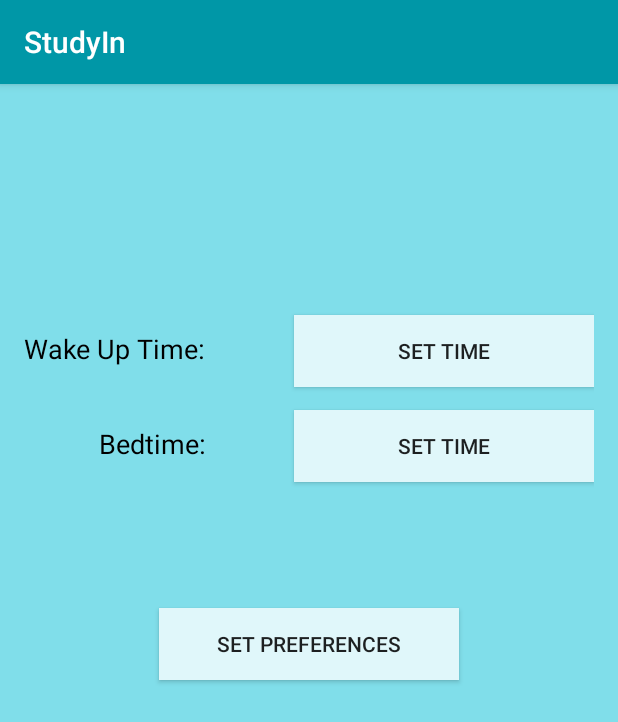
After one commit to alysfield/StudyIn, an Android app: the PreferencesActivity screen opened directly, with no data from a screen before it, on a phone screen of 412 x 824 dp. The commit adds this screen. Shown: the top 722 px of the screen. Run offline under Robolectric (Android 15) with nearby library versions, the phone set to English and light mode, and no system bars.

Commit message:
Integrated preferences activity

```diff
--- a/app/src/main/AndroidManifest.xml
+++ b/app/src/main/AndroidManifest.xml
@@ -33,6 +33,7 @@
         <activity
             android:name=".SolusLoginActivity"
             android:label="@string/title_activity_solus_login"></activity>
+        <activity android:name=".PreferencesActivity"></activity>
     </application>
 
 </manifest>
--- /dev/null
+++ b/app/src/main/java/yse/studyin/PreferencesActivity.java
@@ -0,0 +1,109 @@
+package yse.studyin;
+
+import android.app.Dialog;
+import android.app.TimePickerDialog;
+import android.os.Bundle;
+import android.support.v7.app.AppCompatActivity;
+import android.view.View;
+import android.widget.Button;
+import android.widget.TimePicker;
+
+public class PreferencesActivity extends AppCompatActivity {
+
+    // Bedtime Button
+    static final int BEDTIME_DIALOG_ID = 0;
+    Button Bedtime;
+    int bHour;
+    int bMinute;
+
+    // Wake Up Button
+    static final int WAKETIME_DIALOG_ID = 1;
+    Button Waketime;
+    int wHour;
+    int wMinute;
+
+
+    @Override
+    protected void onCreate(Bundle savedInstanceState) {
+        super.onCreate(savedInstanceState);
+        setContentView(R.layout.activity_preferences);
+
+        showBedtimeOnClick();
+        showWaketimeOnClick();
+    }
+
+    @Override
+    protected Dialog onCreateDialog(int ID){
+        if(ID == BEDTIME_DIALOG_ID)
+            return new TimePickerDialog(this, timeListener, bHour, bMinute, false);
+        if(ID == WAKETIME_DIALOG_ID)
+            return new TimePickerDialog(this, wTimeListener, wHour, wMinute,false);
+        return null;
+    }
+
+    // SET BEDTIME -------------------------------
+    public void showBedtimeOnClick(){
+        Bedtime = (Button) findViewById(R.id.button7);
+        Bedtime.setOnClickListener(new View.OnClickListener(){
+            @Override
+            public void onClick(View v){
+                showDialog(BEDTIME_DIALOG_ID);
+            }
+        });
+    }
+
+    private TimePickerDialog.OnTimeSetListener timeListener =
+            new TimePickerDialog.OnTimeSetListener(){
+                @Override
+                public void onTimeSet(TimePicker view, int bHrNum, int bMinNum){
+                    String AM_PM;
+                    if(bHrNum < 12){
+                        AM_PM = "AM";
+                        bHour = bHrNum;
+                    } else {
+                        AM_PM = "PM";
+                        bHour = bHrNum - 12;
+                    }
+                    bMinute = bMinNum;
+
+                    // Change text on button
+                    if(bMinute == 0)
+                        Bedtime.setText(bHour + ":" + "00" + " " + AM_PM);
+                    else
+                        Bedtime.setText(bHour + ":" + bMinute + " " + AM_PM);
+                }
+            };
+
+    // SET WAKE UP TIME -------------------------------
+    public void showWaketimeOnClick(){
+        Waketime = (Button) findViewById(R.id.button8);
+        Waketime.setOnClickListener(new View.OnClickListener(){
+            @Override
+            public void onClick(View v){
+                showDialog(WAKETIME_DIALOG_ID);
+            }
+        });
+    }
+
+    private TimePickerDialog.OnTimeSetListener wTimeListener =
+            new TimePickerDialog.OnTimeSetListener(){
+                @Override
+                public void onTimeSet(TimePicker view, int wHrNum, int wMinNum){
+                    String AM_PM;
+                    if(wHrNum < 12){
+                        AM_PM = "AM";
+                        wHour = wHrNum;
+                    } else {
+                        AM_PM = "PM";
+                        wHour = wHrNum - 12;
+                    }
+                    wMinute = wMinNum;
+
+                    // Change text on button
+                    if(wMinute == 0)
+                        Waketime.setText(wHour + ":" + "00" + " " + AM_PM);
+                    else
+                        Waketime.setText(wHour + ":" + wMinute + " " + AM_PM);
+                }
+            };
+}
--- /dev/null
+++ b/app/src/main/res/layout/activity_preferences.xml
@@ -0,0 +1,66 @@
+<?xml version="1.0" encoding="utf-8"?>
+<RelativeLayout xmlns:android="http://schemas.android.com/apk/res/android"
+    xmlns:tools="http://schemas.android.com/tools"
+    android:id="@+id/activity_preferences"
+    android:layout_width="match_parent"
+    android:layout_height="match_parent"
+    android:paddingBottom="@dimen/activity_vertical_margin"
+    android:paddingLeft="@dimen/activity_horizontal_margin"
+    android:paddingRight="@dimen/activity_horizontal_margin"
+    android:paddingTop="@dimen/activity_vertical_margin"
+    android:background="@color/background"
+    tools:context="yse.studyin.PreferencesActivity">
+
+    <TextView
+        android:text="@string/wakeTimeTxt"
+        android:layout_width="wrap_content"
+        android:layout_height="wrap_content"
+        android:textSize="18sp"
+        android:textColor="@android:color/black"
+        android:id="@+id/textView4"
+        android:layout_alignBaseline="@+id/button8"
+        android:layout_alignBottom="@+id/button8"
+        android:layout_alignParentStart="true" />
+
+    <Button
+        android:text="@string/bedtimeButton"
+        android:layout_width="200dp"
+        android:layout_height="wrap_content"
+        android:background="@color/buttons"
+        android:id="@+id/button8"
+        android:layout_marginBottom="15dp"
+        android:layout_above="@+id/button7"
+        android:layout_alignParentEnd="true" />
+
+    <Button
+        android:text="@string/wakeTimeButton"
+        android:layout_width="200dp"
+        android:layout_height="wrap_content"
+        android:background="@color/buttons"
+        android:id="@+id/button7"
+        android:layout_alignBaseline="@+id/textView5"
+        android:layout_alignBottom="@+id/textView5"
+        android:layout_alignParentEnd="true" />
+
+    <TextView
+        android:text="@string/bedtimeTxt"
+        android:layout_width="wrap_content"
+        android:layout_height="wrap_content"
+        android:layout_marginTop="211dp"
+        android:textSize="18sp"
+        android:textColor="@android:color/black"
+        android:id="@+id/textView5"
+        android:layout_alignParentTop="true"
+        android:layout_alignEnd="@+id/textView4" />
+
+    <Button
+        android:text="@string/setPrefButton"
+        android:layout_width="200dp"
+        android:layout_height="wrap_content"
+        android:layout_below="@+id/button7"
+        android:layout_centerHorizontal="true"
+        android:layout_marginTop="84dp"
+        android:id="@+id/button9"
+        android:background="@color/buttons"/>
+
+</RelativeLayout>
--- a/app/src/main/res/layout/app_bar_calendar.xml
+++ b/app/src/main/res/layout/app_bar_calendar.xml
@@ -29,7 +29,7 @@
         android:layout_height="wrap_content"
         android:layout_gravity="bottom|end"
         android:layout_margin="@dimen/fab_margin"
-        app:srcCompat="@android:drawable/ic_dialog_email" />
+        app:srcCompat="@android:drawable/ic_input_add" />
 
 
 </android.support.design.widget.CoordinatorLayout>
--- a/app/src/main/res/values/strings.xml
+++ b/app/src/main/res/values/strings.xml
@@ -43,4 +43,11 @@
     </string>
     <string name="addEventButton">Add Event</string>
 
+    <string name="title_activity_test">Test</string>
+    <string name="bedtimeTxt">Bedtime:</string>
+    <string name="bedtimeButton">Set Time</string>
+    <string name="wakeTimeButton">Set Time</string>
+    <string name="wakeTimeTxt">Wake Up Time:</string>
+    <string name="setPrefButton">Set Preferences</string>
+
 </resources>
```
Also changed, not shown: app/src/main/java/yse/studyin/AddEventActivity.java (+7 -5 lines), app/src/main/java/yse/studyin/CalendarActivity.java (+17 -2 lines), app/src/main/res/menu/activity_calendar_drawer.xml (+4 -16 lines).
